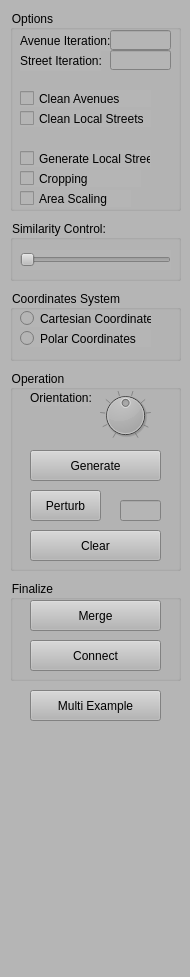
Old version of the form StreetDesigner/ControlWidget.ui in the repository gnishida/StreetDesigner.
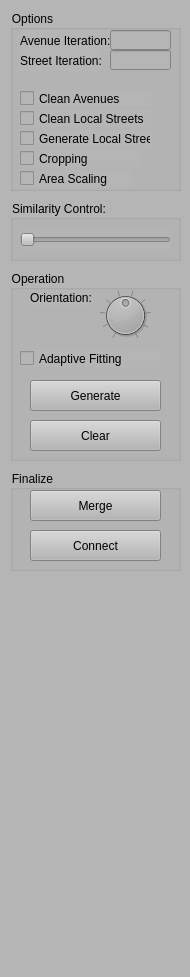
New version of the form.

Commit message: Add coloring by group_id.

```diff
--- a/StreetDesigner/ControlWidget.ui
+++ b/StreetDesigner/ControlWidget.ui
@@ -24,9 +24,9 @@
     <property name="geometry">
      <rect>
       <x>10</x>
-      <y>370</y>
+      <y>270</y>
       <width>171</width>
-      <height>201</height>
+      <height>191</height>
      </rect>
     </property>
     <property name="title">
@@ -36,7 +36,7 @@
      <property name="geometry">
       <rect>
        <x>20</x>
-       <y>80</y>
+       <y>110</y>
        <width>131</width>
        <height>31</height>
       </rect>
@@ -92,34 +92,11 @@
       <string>Orientation:</string>
      </property>
     </widget>
-    <widget class="QPushButton" name="pushButtonPerturb">
-     <property name="geometry">
-      <rect>
-       <x>20</x>
-       <y>120</y>
-       <width>71</width>
-       <height>31</height>
-      </rect>
-     </property>
-     <property name="text">
-      <string>Perturb</string>
-     </property>
-    </widget>
-    <widget class="QLineEdit" name="lineEditPerturbationFactor">
-     <property name="geometry">
-      <rect>
-       <x>110</x>
-       <y>130</y>
-       <width>41</width>
-       <height>21</height>
-      </rect>
-     </property>
-    </widget>
     <widget class="QPushButton" name="pushButtonClear">
      <property name="geometry">
       <rect>
        <x>20</x>
-       <y>160</y>
+       <y>150</y>
        <width>131</width>
        <height>31</height>
       </rect>
@@ -128,6 +105,19 @@
       <string>Clear</string>
      </property>
     </widget>
+    <widget class="QCheckBox" name="checkBoxAdaptiveFitting">
+     <property name="geometry">
+      <rect>
+       <x>10</x>
+       <y>80</y>
+       <width>141</width>
+       <height>17</height>
+      </rect>
+     </property>
+     <property name="text">
+      <string>Adaptive Fitting</string>
+     </property>
+    </widget>
    </widget>
    <widget class="QGroupBox" name="groupBox">
     <property name="geometry">
@@ -135,7 +125,7 @@
       <x>10</x>
       <y>10</y>
       <width>171</width>
-      <height>201</height>
+      <height>181</height>
      </rect>
     </property>
     <property name="title">
@@ -171,7 +161,7 @@
      <property name="geometry">
       <rect>
        <x>10</x>
-       <y>140</y>
+       <y>120</y>
        <width>131</width>
        <height>17</height>
       </rect>
@@ -184,7 +174,7 @@
      <property name="geometry">
       <rect>
        <x>10</x>
-       <y>160</y>
+       <y>140</y>
        <width>121</width>
        <height>17</height>
       </rect>
@@ -197,7 +187,7 @@
      <property name="geometry">
       <rect>
        <x>10</x>
-       <y>180</y>
+       <y>160</y>
        <width>111</width>
        <height>17</height>
       </rect>
@@ -259,56 +249,11 @@
      </property>
     </widget>
    </widget>
-   <widget class="QGroupBox" name="groupBox_4">
-    <property name="geometry">
-     <rect>
-      <x>10</x>
-      <y>290</y>
-      <width>171</width>
-      <height>71</height>
-     </rect>
-    </property>
-    <property name="title">
-     <string>Coordinates System</string>
-    </property>
-    <widget class="QRadioButton" name="radioButtonCartesianCoordinate">
-     <property name="geometry">
-      <rect>
-       <x>10</x>
-       <y>20</y>
-       <width>131</width>
-       <height>17</height>
-      </rect>
-     </property>
-     <property name="text">
-      <string>Cartesian Coordinates</string>
-     </property>
-     <attribute name="buttonGroup">
-      <string>buttonGroup_2</string>
-     </attribute>
-    </widget>
-    <widget class="QRadioButton" name="radioButtonPolarCoordinate">
-     <property name="geometry">
-      <rect>
-       <x>10</x>
-       <y>40</y>
-       <width>131</width>
-       <height>17</height>
-      </rect>
-     </property>
-     <property name="text">
-      <string>Polar Coordinates</string>
-     </property>
-     <attribute name="buttonGroup">
-      <string>buttonGroup_2</string>
-     </attribute>
-    </widget>
-   </widget>
    <widget class="QGroupBox" name="groupBox_5">
     <property name="geometry">
      <rect>
       <x>10</x>
-      <y>580</y>
+      <y>470</y>
       <width>171</width>
       <height>101</height>
      </rect>
@@ -347,7 +292,7 @@
     <property name="geometry">
      <rect>
       <x>10</x>
-      <y>220</y>
+      <y>200</y>
       <width>171</width>
       <height>61</height>
      </rect>
@@ -372,19 +317,6 @@
      </property>
     </widget>
    </widget>
-   <widget class="QPushButton" name="pushButtonGenerateMultiEx">
-    <property name="geometry">
-     <rect>
-      <x>30</x>
-      <y>690</y>
-      <width>131</width>
-      <height>31</height>
-     </rect>
-    </property>
-    <property name="text">
-     <string>Multi Example</string>
-    </property>
-   </widget>
   </widget>
  </widget>
  <resources/>
```
Left out of the diff: 3 changed lines with no effect on the pictures. The commit also changes 28 other files.
